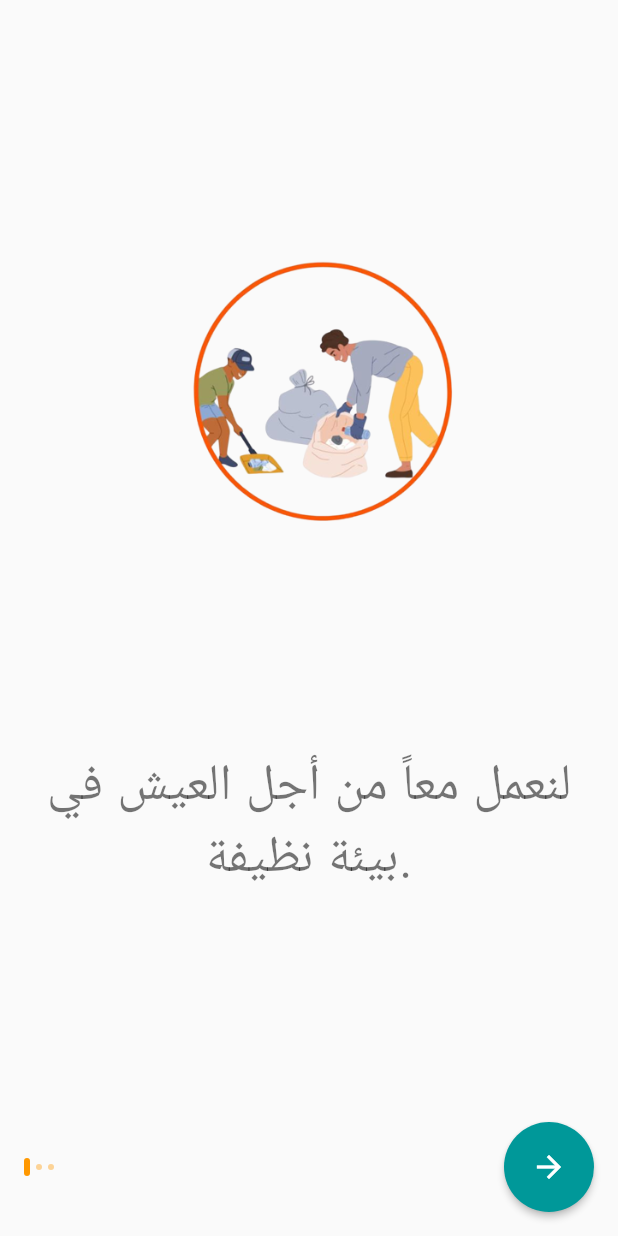
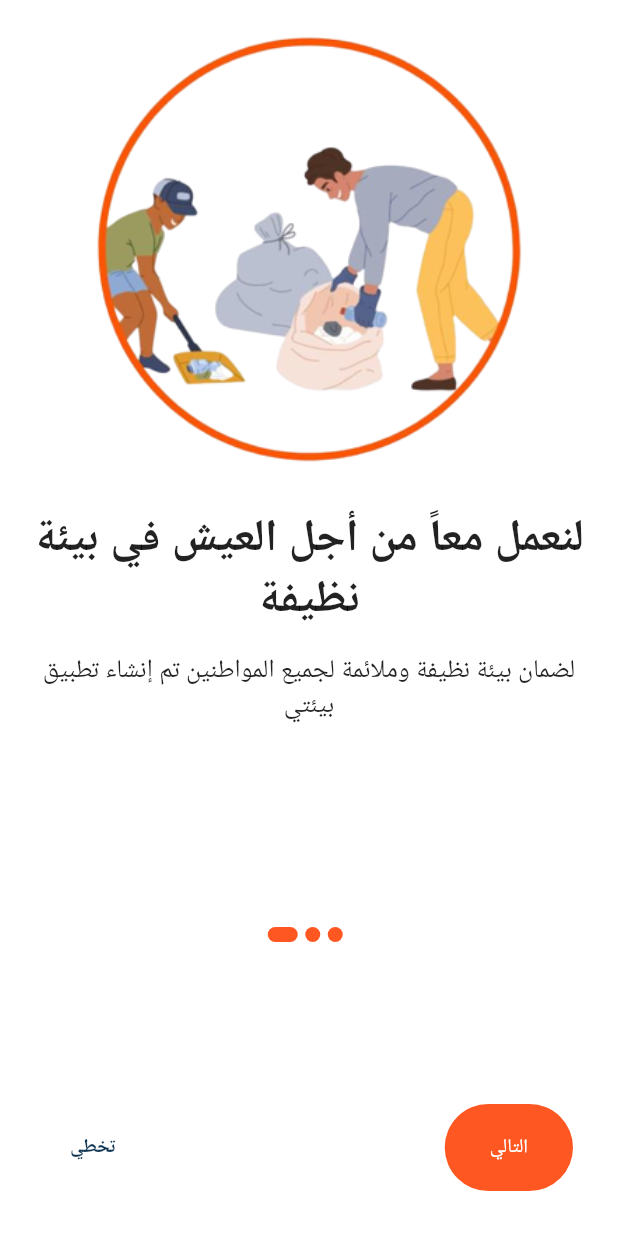
Before and after one commit to NourEldeenElazozy/Dawer-app--flutter, a Flutter app: the screen it shows after launch, on a phone screen of 412 x 824 dp. Run offline on Flutter 3.47's test engine with Material 2 defaults, Android fonts, the phone set to English and light mode, and no system bars; our stand-ins replace carousel_slider, cloud_firestore, firebase_core, firebase_storage, flutter_offline, flutter_svg and 7 more; accounts and stored records are empty; Roboto replaces fonts that are missing (Mulish).

Commit message:
last update

```diff
--- a/lib/Companys/Company_Reports.dart
+++ b/lib/Companys/Company_Reports.dart
@@ -66,7 +66,8 @@
                       }else{
 
                       }
-                      return InkWell(
+                      return Flexible(
+                        child: InkWell(
                           onTap: (){
                             print(ReportDet.image);
 
@@ -136,6 +137,7 @@
                               ),
                             ),
                           ),
+                        ),
                       );
                     },
                   );
--- /dev/null
+++ b/lib/Utiils/Size_config.dart
@@ -0,0 +1,18 @@
+
+import 'package:flutter/cupertino.dart';
+
+class SizeConfig {
+  static MediaQueryData? _mediaQueryData;
+  static double? screenW;
+  static double? screenH;
+  static double? blockH;
+  static double? blockV;
+
+  void init(BuildContext context) {
+    _mediaQueryData = MediaQuery.of(context);
+    screenW = _mediaQueryData!.size.width;
+    screenH = _mediaQueryData!.size.height;
+    blockH = screenW! / 100;
+    blockV = screenH! / 100;
+  }
+}
--- a/lib/chatpage..dart
+++ b/lib/chatpage..dart
@@ -7,6 +7,7 @@
 import 'package:dawerf/Utiils/text_font_family.dart';
 import 'package:flutter/foundation.dart';
 import 'package:flutter/material.dart';
+
 
 
 class chatpage extends StatefulWidget {
--- a/lib/main.dart
+++ b/lib/main.dart
@@ -21,6 +21,8 @@
 import 'package:get/get.dart';
 
 import 'package:firebase_core/firebase_core.dart';
+
+import 'onBoarding/OnBoarding.dart';
 
 void main() async  {
 
@@ -48,7 +50,7 @@
         buttonTheme: const ButtonThemeData(textTheme: ButtonTextTheme.primary),
         fontFamily: TextFontFamily.AVENIR_LT_PRO_BOOK,
       ),
-      home: OnBoardingSceen(),
+      home: OnboardingScreen(),
     );
   }
 }
--- /dev/null
+++ b/lib/onBoarding/OnBoarding.dart
@@ -0,0 +1,198 @@
+import 'package:flutter/cupertino.dart';
+import 'package:flutter/material.dart';
+import 'package:get/get.dart';
+import '../AuthScreens/WelcomeScreen.dart';
+import '../Utiils/Size_config.dart';
+import 'onBoarding_contents.dart';
+
+class OnboardingScreen extends StatefulWidget {
+  const OnboardingScreen({Key? key}) : super(key: key);
+
+  @override
+  State<OnboardingScreen> createState() => _OnboardingScreenState();
+}
+
+class _OnboardingScreenState extends State<OnboardingScreen> {
+  late PageController _controller;
+
+  @override
+  void initState() {
+    _controller = PageController();
+    super.initState();
+  }
+
+  int _currentPage = 0;
+  List colors = const [
+    Color(0xffffffff),
+    Color(0xffFFE5DE),
+    Color(0xffDCF6E6),
+  ];
+
+  AnimatedContainer _buildDots({
+    int? index,
+  }) {
+    return AnimatedContainer(
+      duration: const Duration(milliseconds: 200),
+      decoration: const BoxDecoration(
+        borderRadius: BorderRadius.all(
+          Radius.circular(50),
+        ),
+        color: Colors.deepOrange,
+      ),
+      margin: const EdgeInsets.only(right: 5),
+      height: 10,
+      curve: Curves.easeIn,
+      width: _currentPage == index ? 20 : 10,
+    );
+  }
+
+  @override
+  Widget build(BuildContext context) {
+    SizeConfig().init(context);
+    double width = SizeConfig.screenW!;
+    double height = SizeConfig.screenH!;
+
+    return Scaffold(
+      backgroundColor: colors[_currentPage],
+      body: SafeArea(
+        child: Column(
+          children: [
+            Expanded(
+              flex: 3,
+              child: PageView.builder(
+                physics: const BouncingScrollPhysics(),
+                controller: _controller,
+                onPageChanged: (value) => setState(() => _currentPage = value),
+                itemCount: contents.length,
+                itemBuilder: (context, i) {
+                  return Padding(
+                    padding: const EdgeInsets.all(20.0),
+                    child: Column(
+                      children: [
+                        Image.asset(
+                          contents[i].image,
+                          height: SizeConfig.blockV! * 35,
+                        ),
+                        SizedBox(
+                          height: (height >= 840) ? 60 : 30,
+                        ),
+                        Text(
+                          contents[i].title,
+                          textAlign: TextAlign.center,
+                          style: TextStyle(
+                            fontFamily: "Mulish",
+                            fontWeight: FontWeight.w600,
+                            fontSize: (width <= 550) ? 30 : 35,
+                          ),
+                        ),
+                        const SizedBox(height: 15),
+                        Text(
+                          contents[i].desc,
+                          style: TextStyle(
+                            fontFamily: "Mulish",
+                            fontWeight: FontWeight.w300,
+                            fontSize: (width <= 550) ? 17 : 25,
+                          ),
+                          textAlign: TextAlign.center,
+                        )
+                      ],
+                    ),
+                  );
+                },
+              ),
+            ),
+            Expanded(
+              flex: 1,
+              child: Column(
+                mainAxisAlignment: MainAxisAlignment.spaceBetween,
+                children: [
+                  Row(
+                    mainAxisAlignment: MainAxisAlignment.center,
+                    children: List.generate(
+                      contents.length,
+                      (int index) => _buildDots(
+                        index: index,
+                      ),
+                    ),
+                  ),
+                  _currentPage + 1 == contents.length
+                      ? Padding(
+                          padding: const EdgeInsets.all(30),
+                          child: ElevatedButton(
+                            onPressed: () {
+                             Get.to(WelcomeScreen());
+
+                            },
+                            child: const Text("START"),
+                            style: ElevatedButton.styleFrom(
+
+                              backgroundColor: Colors.deepOrange,
+                              shape: RoundedRectangleBorder(
+                                borderRadius: BorderRadius.circular(50),
+                              ),
+                              padding: (width <= 550)
+                                  ? const EdgeInsets.symmetric(
+                                      horizontal: 100, vertical: 20)
+                                  : EdgeInsets.symmetric(
+                                      horizontal: width * 0.2, vertical: 25),
+                              textStyle:
+                                  TextStyle(fontSize: (width <= 550) ? 13 : 17),
+                            ),
+                          ),
+                        )
+                      : Padding(
+                          padding: const EdgeInsets.all(30),
+                          child: Row(
+                            mainAxisAlignment: MainAxisAlignment.spaceBetween,
+                            children: [
+                              TextButton(
+                                onPressed: () {
+                                  _controller.jumpToPage(2);
+                                },
+                                child: const Text(
+                                  "تخطي",
+                                  style: TextStyle(color: Color.fromARGB(255, 16, 53, 83)),
+                                ),
+                                style: TextButton.styleFrom(
+                                  elevation: 0,
+                                  textStyle: TextStyle(
+                                    fontWeight: FontWeight.w600,
+                                    fontSize: (width <= 550) ? 13 : 17,
+                                  ),
+                                ),
+                              ),
+                              ElevatedButton(
+                                onPressed: () {
+                                  _controller.nextPage(
+                                    duration: const Duration(milliseconds: 200),
+                                    curve: Curves.easeIn,
+                                  );
+                                },
+                                child: const Text("التالي"),
+                                style: ElevatedButton.styleFrom(
+                                  backgroundColor: Colors.deepOrange,
+                                  shape: RoundedRectangleBorder(
+                                    borderRadius: BorderRadius.circular(50),
+                                  ),
+                                  elevation: 0,
+                                  padding: (width <= 550)
+                                      ? const EdgeInsets.symmetric(
+                                          horizontal: 30, vertical: 20)
+                                      : const EdgeInsets.symmetric(
+                                          horizontal: 30, vertical: 25),
+                                  textStyle: TextStyle(
+                                      fontSize: (width <= 550) ? 13 : 17),
+                                ),
+                              ),
+                            ],
+                          ),
+                        )
+                ],
+              ),
+            ),
+          ],
+        ),
+      ),
+    );
+  }
+}
--- a/lib/onBoarding/_OnBoardingPageState.dart
+++ b/lib/onBoarding/_OnBoardingPageState.dart
@@ -3,14 +3,14 @@
 import 'package:flutter/material.dart';
 import 'package:get/get.dart';
 
-class OnBoardingSceen extends StatefulWidget {
-  const OnBoardingSceen({Key? key}):super(key:key);
+class OnBoardingPageSceen extends StatefulWidget {
+  const OnBoardingPageSceen({Key? key}):super(key:key);
 
   @override
-  State<OnBoardingSceen> createState() => _OnBoardingSceenState();
+  State<OnBoardingPageSceen> createState() => _OnBoardingSceenState();
 }
 
-class _OnBoardingSceenState extends State<OnBoardingSceen> {
+class _OnBoardingSceenState extends State<OnBoardingPageSceen> {
   late PageController _pageController;
   int _pageIndex = 0;
   @override
@@ -93,6 +93,7 @@
   Widget build(BuildContext context) {
     return AnimatedContainer(height: isActive? 12 : 4,
     width: 4,
+    padding: EdgeInsets.all(20),
     duration:Duration(microseconds: 300) ,
     decoration: BoxDecoration(
       color: isActive? Colors.orange : Colors.orange.withOpacity(0.4),
@@ -128,18 +129,15 @@
 
   @override
   Widget build(BuildContext context) {
+    double h = Get.height;
+    double w = Get.width;
     return Column(children: [
-      const Spacer(),
       Image.asset(image
-      , height: 250,),
-      const Spacer(),
+      , height: h/2, width: w,),
       Text(title,
       textAlign: TextAlign.center,
-      style: Theme.of(context).textTheme.headline4!.copyWith(fontWeight:FontWeight.w500 ),),
-      const SizedBox(height: 16,),
-      Text(desc,
-      textAlign: TextAlign.center,),
-      const Spacer(),
+      style: Theme.of(context).textTheme.headline5!.copyWith(fontWeight:FontWeight.w500 ),),
+           const Spacer(),
     ]);
   }
 }
--- /dev/null
+++ b/lib/onBoarding/onBoarding_contents.dart
@@ -0,0 +1,31 @@
+class OnboardingContents {
+  final String title;
+  final String image;
+  final String desc;
+
+  OnboardingContents({
+    required this.title,
+    required this.image,
+    required this.desc,
+  });
+}
+
+List<OnboardingContents> contents = [
+  OnboardingContents(
+    title: "لنعمل معاً من أجل العيش في بيئة نظيفة",
+    image: "assets/images/illust1.png",
+    desc: "لضمان بيئة نظيفة وملائمة لجميع المواطنين تم إنشاء تطبيق بيئتي",
+  ),
+  OnboardingContents(
+    title:"ساهم في الإبلاغ عن المخلفات في الشوارع",
+    image:  "assets/images/illust2.png",
+    desc:
+        "حافظ على نظافتك ونظافة منطقتك فقط من خلال البلاغ عن أي مخلفات من داخل التطبيق",
+  ),
+  OnboardingContents(
+    title:"أعثر على أقرب حاوية قمامة",
+    image: "assets/images/illust3.png",
+    desc:
+        "يمكنك الأن البحيث وإيجاد جميع اماكن الحاويات في طرابلس من خلال تطبيق بيئتي",
+  ),
+];
--- a/lib/report.dart
+++ b/lib/report.dart
@@ -95,10 +95,11 @@
         .catchError((error) => print("Failed to add user: $error"));
   }
   Future<void> Addnotifications(date,title) {
+    User.numOfOrders ++;
     // Call the user's CollectionReference to add a new user
     return notifications
         .add({
-      'title': title,
+      'title': "تم وصول بلاغك بنجاح",
       'phone': User.phone,
       'date': date,
     })
@@ -270,7 +271,7 @@
                                     text:'تم إضافة النموذج بنجاح',
                                     confirmBtnText: 'موافق',
                                     onConfirmBtnTap: () {
-                                    Get.to(BottomNavBar());
+                                    Get.to(DawerHome());
 
                                     },
                                     context: context,
```
Also changed, not shown: lib/ChatScreen.dart (+7 -3 lines), lib/HomeScreen/Containers.dart (+15 -15 lines), lib/Notification/notification_screen.dart (+7 -4 lines), assets/images/illust1.png, assets/images/illust2.png, assets/images/illust3.png, assets/images/logo.png, assets/images/report.png, lib/Profile/Profile2.dart (line endings or trailing spaces). Lines whose indentation alone changed are shown as unchanged.
